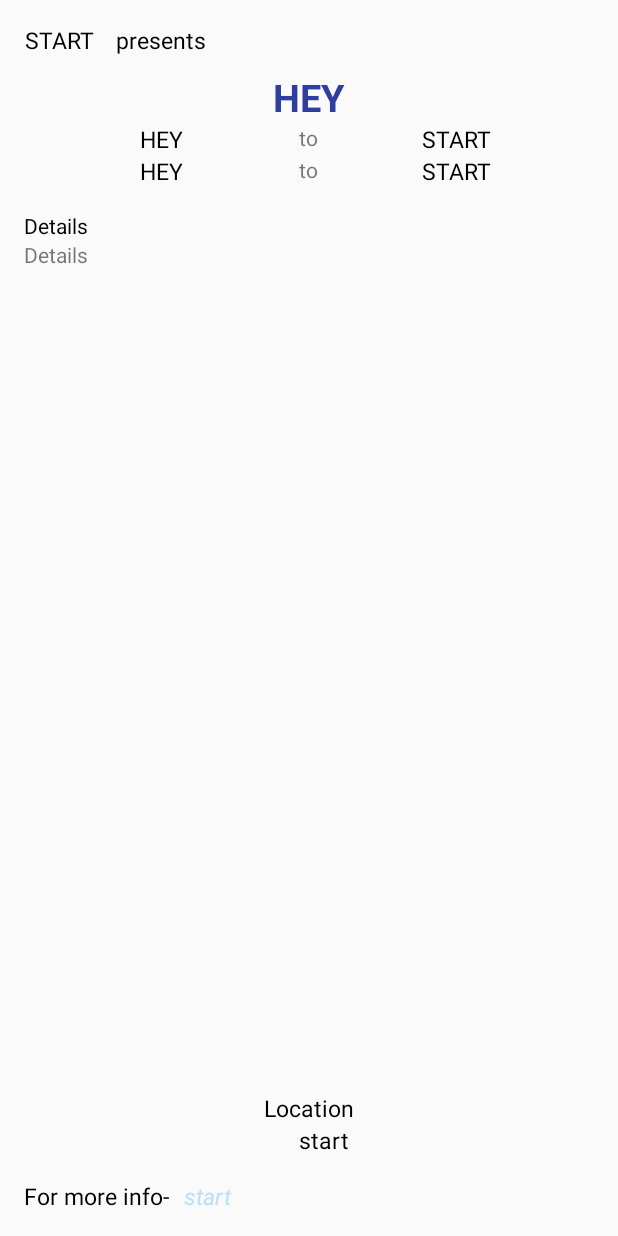
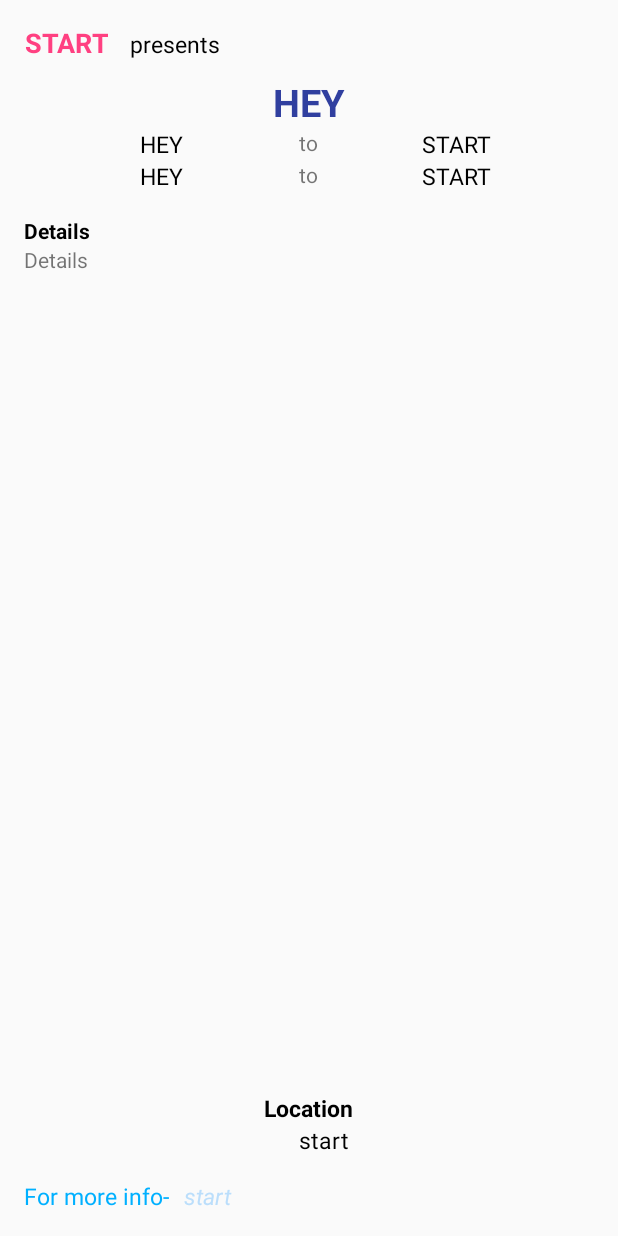
Before and after one commit to KshitijSharma745/EventCalendar, an Android app: the layout activity_information.xml on its own in the app's theme, with its tools: preview values and no code run, on a phone screen of 412 x 824 dp. Run offline under Robolectric (Android 15) with nearby library versions, the phone set to English and light mode, and no system bars.

Commit message:
ui updated

```diff
--- a/app/src/main/AndroidManifest.xml
+++ b/app/src/main/AndroidManifest.xml
@@ -19,7 +19,8 @@
                 <category android:name="android.intent.category.LAUNCHER" />
             </intent-filter>
         </activity>
-        <activity android:name=".information"></activity>
+        <activity android:name=".information"
+            android:parentActivityName=".MainActivity"></activity>
     </application>
 
 </manifest>
--- a/app/src/main/java/example/com/calendarviewdemo2/EventsAdapter.java
+++ b/app/src/main/java/example/com/calendarviewdemo2/EventsAdapter.java
@@ -48,7 +48,7 @@ public class EventsAdapter extends ArrayAdapter<Event> {
         TextView startTime = (TextView) listItemView.findViewById(R.id.start_time);
         TextView endTime = (TextView) listItemView.findViewById(R.id.end_time);
 
-        startTime.setText(currentEvent.getStartTime());
+        startTime.setText(currentEvent.getStartTime() + " - ");
         endTime.setText(currentEvent.getEndTime());
 
         return listItemView;
--- a/app/src/main/java/example/com/calendarviewdemo2/information.java
+++ b/app/src/main/java/example/com/calendarviewdemo2/information.java
@@ -24,10 +24,10 @@ public class information extends AppCompatActivity {
         title.setText (event.getName ());
 
         TextView startd=(TextView) findViewById (R.id.start_date_i);
-        startd.setText (event.getStartDate ());
+        startd.setText (event.getStartDate().substring(0,10));
 
         TextView endd=(TextView) findViewById (R.id.end_date_i);
-        endd.setText (event.getEndDate ());
+        endd.setText (event.getEndDate().substring(0,10));
 
         TextView startt=(TextView) findViewById (R.id.start_time_i);
         startt.setText (event.getStartTime ());
--- a/app/src/main/res/layout/activity_information.xml
+++ b/app/src/main/res/layout/activity_information.xml
@@ -18,8 +18,9 @@
             android:layout_height="wrap_content"
             android:gravity="center"
             android:textAllCaps="true"
-            android:textColor="#000000"
-            android:textSize="15sp"
+            android:textColor="@color/colorAccent"
+            android:textSize="18sp"
+            android:textStyle="bold"
             tools:text="start" />
 
         <TextView
@@ -119,6 +120,7 @@
         android:layout_height="wrap_content"
         android:layout_marginTop="16dp"
         android:text="Details"
+        android:textStyle="bold"
         android:textColor="#000000" />
 
     <ScrollView
@@ -148,6 +150,7 @@
             android:textColor="#000000"
             android:textSize="15sp"
             android:text="Location"
+            android:textStyle="bold"
             android:layout_gravity="center"/>
 
         <TextView
@@ -175,9 +178,10 @@
         <TextView
             android:layout_width="wrap_content"
             android:layout_height="wrap_content"
-            android:textColor="#000000"
+            android:textColor="#00B0FF"
             android:textSize="15sp"
             android:text="For more info-"
+
             />
 
         <TextView
--- a/app/src/main/res/layout/activity_main.xml
+++ b/app/src/main/res/layout/activity_main.xml
@@ -71,7 +71,7 @@
         android:orientation="vertical"
         android:layout_width="match_parent"
         android:background="@color/def"
-        android:layout_height="match_parent"/>
+        android:layout_height="wrap_content"/>
     <ImageView
         android:id="@+id/image_view"
         android:layout_width="wrap_content"
```
